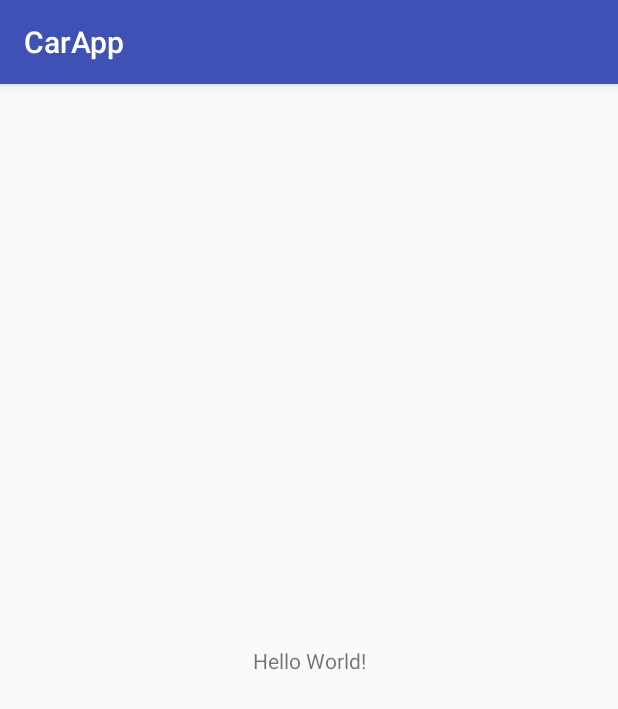
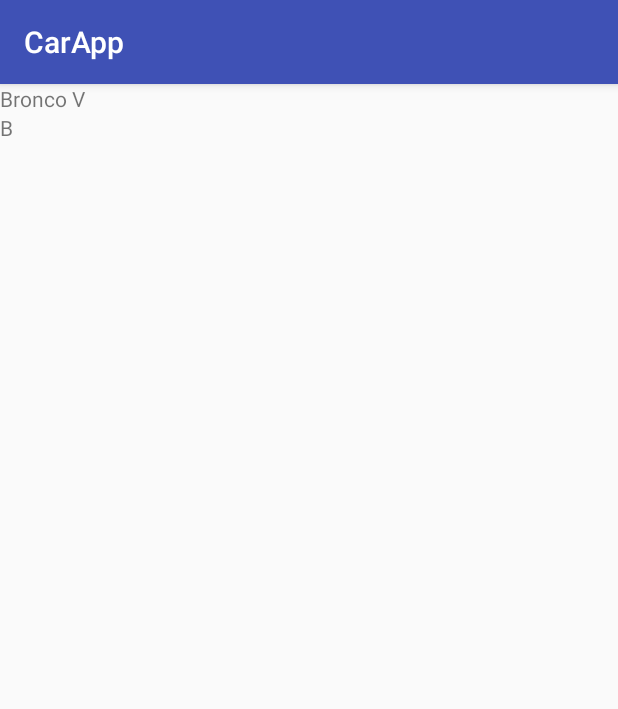
Before and after one commit to Alherd/CarsApp, an Android app: the screen it shows after launch (MainActivity), on a phone screen of 412 x 824 dp. Shown: the top 709 px of the screen. Run offline under Robolectric (Android 15) with nearby library versions, the phone set to English and light mode, and no system bars.

Commit message:
create adapter for SQLite data

```diff
--- a/app/src/main/java/com/example/alherd/carapp/MainActivity.java
+++ b/app/src/main/java/com/example/alherd/carapp/MainActivity.java
@@ -1,13 +1,44 @@
 package com.example.alherd.carapp;
 
+import android.database.Cursor;
+import android.database.sqlite.SQLiteDatabase;
+import android.database.sqlite.SQLiteOpenHelper;
 import android.support.v7.app.AppCompatActivity;
 import android.os.Bundle;
+import android.support.v7.widget.LinearLayoutManager;
+import android.support.v7.widget.RecyclerView;
+
+import com.example.alherd.carapp.adapter.CarAdapter;
+import com.example.alherd.carapp.database.DatabaseHelper;
 
 public class MainActivity extends AppCompatActivity {
+
+    private SQLiteDatabase sqLiteDatabase;
+    private CarAdapter carAdapter;
 
     @Override
     protected void onCreate(Bundle savedInstanceState) {
         super.onCreate(savedInstanceState);
         setContentView(R.layout.activity_main);
+
+        DatabaseHelper databaseHelper = new DatabaseHelper(this);
+        RecyclerView recyclerView = findViewById(R.id.recycler_view_cars);
+        recyclerView.setLayoutManager(new LinearLayoutManager(this));
+        sqLiteDatabase = databaseHelper.getWritableDatabase();
+        carAdapter = new CarAdapter(this, getAllItems());
+        recyclerView.setAdapter(carAdapter);
+        carAdapter.notifyDataSetChanged();
+    }
+
+    private Cursor getAllItems() {
+        return sqLiteDatabase.query(
+                DatabaseHelper.TABLE_CAR_MODELS,
+                null,
+                null,
+                null,
+                null,
+                null,
+                null
+        );
     }
 }
--- /dev/null
+++ b/app/src/main/java/com/example/alherd/carapp/adapter/CarAdapter.java
@@ -0,0 +1,67 @@
+package com.example.alherd.carapp.adapter;
+
+import android.content.Context;
+import android.database.Cursor;
+import android.support.annotation.NonNull;
+import android.support.v7.widget.RecyclerView;
+import android.view.LayoutInflater;
+import android.view.View;
+import android.view.ViewGroup;
+import android.widget.TextView;
+
+import com.example.alherd.carapp.R;
+import com.example.alherd.carapp.database.DatabaseHelper;
+
+public class CarAdapter extends RecyclerView.Adapter<CarAdapter.CarHolder> {
+
+    private Context context;
+    private Cursor cursor;
+
+    public CarAdapter(Context context, Cursor cursor) {
+        this.context = context;
+        this.cursor = cursor;
+        cursor.moveToFirst();
+    }
+
+    @NonNull
+    @Override
+    public CarHolder onCreateViewHolder(@NonNull ViewGroup parent, int viewType) {
+        LayoutInflater layoutInflater = LayoutInflater.from(context);
+        View view = layoutInflater.inflate(R.layout.car_item, parent, false);
+        return new CarHolder(view);
+    }
+
+    @Override
+    public void onBindViewHolder(@NonNull CarHolder holder, int position) {
+        if (!cursor.move(position)) {
+            return;
+        }
+        String titleModel = cursor.getString(cursor.getColumnIndex(DatabaseHelper.COLUMN_NAME_CAR_MODEL));
+        holder.titleModel.setText(titleModel);
+    }
+
+    @Override
+    public int getItemCount() {
+        return cursor.getCount();
+    }
+
+    public class CarHolder extends RecyclerView.ViewHolder {
+        public TextView titleModel;
+
+        public CarHolder(View itemView) {
+            super(itemView);
+
+            titleModel = itemView.findViewById(R.id.title_model);
+        }
+    }
+
+    private void swapCursor(Cursor newCursor) {
+        if (cursor != null) {
+            cursor.close();
+        }
+        cursor = newCursor;
+        if (newCursor != null) {
+            notifyDataSetChanged();
+        }
+    }
+}
--- a/app/src/main/java/com/example/alherd/carapp/database/DatabaseHelper.java
+++ b/app/src/main/java/com/example/alherd/carapp/database/DatabaseHelper.java
@@ -5,35 +5,39 @@ import android.database.sqlite.SQLiteDatabase;
 import android.database.sqlite.SQLiteOpenHelper;
 
 public class DatabaseHelper extends SQLiteOpenHelper {
-    private static final int VERSION = 1;
-    private static final String DATABASE_NAME = "clinicBase.db";
+    public static final int VERSION = 1;
+    public static final String DATABASE_NAME = "clinicBase.db";
 
-    private static final String TABLE_MANUFACTURERS = "manufacturers";
-    private static final String COLUMN_ID_COUNTRY_MANUFACTURER = "_id_manufacturer";
-    private static final String COLUMN_NAME_COUNTRY_MANUFACTURER = "name_country_manufacturer";
+    public static final String TABLE_MANUFACTURERS = "manufacturers";
+    public static final String COLUMN_ID_COUNTRY_MANUFACTURER = "_id_manufacturer";
+    public static final String COLUMN_NAME_COUNTRY_MANUFACTURER = "name_country_manufacturer";
 
-    private static final String TABLE_CAR_MARKS = "car_marks";
-    private static final String COLUMN_ID_CAR_MARK = "_id_car_mark";
-    private static final String COLUMN_NAME_CAR_MARK = "name_car_mark";
-    private static final String COLUMN_ID_COUNTRY_CAR_MARK = "_id_country_car_mark";
-    private static final String COLUMN_NAME_FOUNDER_CAR_MARK = "name_founder_car_mark";
-    private static final String COLUMN_FOUNDATION_YEAR_CAR_MARK = "foundation_year_car_mark";
+    public static final String TABLE_CAR_MARKS = "car_marks";
+    public static final String COLUMN_ID_CAR_MARK = "_id_car_mark";
+    public static final String COLUMN_NAME_CAR_MARK = "name_car_mark";
+    public static final String COLUMN_ID_COUNTRY_CAR_MARK = "_id_country_car_mark";
+    public static final String COLUMN_NAME_FOUNDER_CAR_MARK = "name_founder_car_mark";
+    public static final String COLUMN_FOUNDATION_YEAR_CAR_MARK = "foundation_year_car_mark";
 
-    private static final String TABLE_CAR_MODELS = "car_models";
-    private static final String COLUMN_ID_CAR_MODEL = "_id_car_model";
-    private static final String COLUMN_NAME_CAR_MODEL = "name_car_model";
-    private static final String COLUMN_ID_CAR_MODEL_MARK = "_id_car_model_mark";
-    private static final String COLUMN_COST_CAR_MODEL = "cost_car_model";
-    private static final String COLUMN_MODIFICATION_ENGINE_CAR_MODEL = "modification_engine_car_model";
-    private static final String COLUMN_DOORS_NUMBER_CAR_MODEL = "doors_number_car_model";
-    private static final String COLUMN_BODY_TYPE_CAR_MODEL = "body_type_car_model";
-    private static final String COLUMN_SEATS_NUMBER_CAR_MODEL = "seats_number_car_model";
-    private static final String COLUMN_RELEASE_START_CAR_MODEL = "release_start_car_model";
-    private static final String COLUMN_RELEASE_END_CAR_MODEL = "release_end_car_model";
-    private static final String COLUMN_PHOTO_CAR_MODEL = "photo_car_model";
+    public static final String TABLE_CAR_MODELS = "car_models";
+    public static final String COLUMN_ID_CAR_MODEL = "_id_car_model";
+    public static final String COLUMN_NAME_CAR_MODEL = "name_car_model";
+    public static final String COLUMN_ID_CAR_MODEL_MARK = "_id_car_model_mark";
+    public static final String COLUMN_COST_CAR_MODEL = "cost_car_model";
+    public static final String COLUMN_POWER_CAR_MODEL = "power_car_model";
+    public static final String COLUMN_DOORS_NUMBER_CAR_MODEL = "doors_number_car_model";
+    public static final String COLUMN_BODY_TYPE_CAR_MODEL = "body_type_car_model";
+    public static final String COLUMN_SEATS_NUMBER_CAR_MODEL = "seats_number_car_model";
+    public static final String COLUMN_RELEASE_START_CAR_MODEL = "release_start_car_model";
+    public static final String COLUMN_RELEASE_END_CAR_MODEL = "release_end_car_model";
+    public static final String COLUMN_PHOTO_CAR_MODEL = "photo_car_model";
 
     public DatabaseHelper(Context context, String name, SQLiteDatabase.CursorFactory factory, int version) {
         super(context, name, factory, version);
+    }
+
+    public DatabaseHelper(Context context) {
+        super(context, DATABASE_NAME, null, VERSION);
     }
 
     @Override
@@ -58,7 +62,7 @@ public class DatabaseHelper extends SQLiteOpenHelper {
                 + COLUMN_NAME_CAR_MODEL + " TEXT, "
                 + COLUMN_ID_CAR_MODEL_MARK + " TEXT, "
                 + COLUMN_COST_CAR_MODEL + " INTEGER, "
-                + COLUMN_MODIFICATION_ENGINE_CAR_MODEL + " TEXT, "
+                + COLUMN_POWER_CAR_MODEL + " TEXT, "
                 + COLUMN_DOORS_NUMBER_CAR_MODEL + " INTEGER, "
                 + COLUMN_BODY_TYPE_CAR_MODEL + " TEXT, "
                 + COLUMN_SEATS_NUMBER_CAR_MODEL + " INTEGER, "
@@ -74,11 +78,12 @@ public class DatabaseHelper extends SQLiteOpenHelper {
                 COLUMN_FOUNDATION_YEAR_CAR_MARK + ") VALUES ('1', 'Ford', '1', 'Henry Ford', '1903');");
 
         sqLiteDatabase.execSQL("INSERT INTO " + TABLE_CAR_MODELS + " (" + COLUMN_NAME_CAR_MODEL + ", " +
-                COLUMN_ID_CAR_MODEL_MARK + "," + COLUMN_COST_CAR_MODEL + "," + COLUMN_MODIFICATION_ENGINE_CAR_MODEL + "," +
+                COLUMN_ID_CAR_MODEL_MARK + "," + COLUMN_COST_CAR_MODEL + "," + COLUMN_POWER_CAR_MODEL + "," +
                 COLUMN_DOORS_NUMBER_CAR_MODEL + "," + COLUMN_BODY_TYPE_CAR_MODEL + "," + COLUMN_SEATS_NUMBER_CAR_MODEL + "," +
                 COLUMN_RELEASE_START_CAR_MODEL + "," + COLUMN_RELEASE_END_CAR_MODEL + "," +
                 COLUMN_PHOTO_CAR_MODEL + ") VALUES " +
-                "('Bronco V', '1', '23000', 'Shelby GT350 5.2 V8 (526 Hp)', '2','526', 'coupe','2','2017', '-', 'photo');");
+                "('Bronco V', '1', '23000', '526 Hp', '2', 'coupe','2','2017', '-', 'photo')," +
+                "('B', '1', '23000', '526 Hp', '2', 'coupe','2','2017', '-', 'photo') ;");
 
     }
 
--- a/app/src/main/res/layout/activity_main.xml
+++ b/app/src/main/res/layout/activity_main.xml
@@ -6,13 +6,9 @@
     android:layout_height="match_parent"
     tools:context=".MainActivity">
 
-    <TextView
-        android:layout_width="wrap_content"
-        android:layout_height="wrap_content"
-        android:text="Hello World!"
-        app:layout_constraintBottom_toBottomOf="parent"
-        app:layout_constraintLeft_toLeftOf="parent"
-        app:layout_constraintRight_toRightOf="parent"
-        app:layout_constraintTop_toTopOf="parent" />
+    <android.support.v7.widget.RecyclerView
+        android:id="@+id/recycler_view_cars"
+        android:layout_height="match_parent"
+        android:layout_width="match_parent" />
 
 </android.support.constraint.ConstraintLayout>
--- /dev/null
+++ b/app/src/main/res/layout/car_item.xml
@@ -0,0 +1,11 @@
+<?xml version="1.0" encoding="utf-8"?>
+<android.support.constraint.ConstraintLayout
+    xmlns:android="http://schemas.android.com/apk/res/android"
+    android:layout_width="match_parent"
+    android:layout_height="wrap_content">
+
+    <TextView
+        android:id="@+id/title_model"
+        android:layout_width="match_parent"
+        android:layout_height="wrap_content" />
+</android.support.constraint.ConstraintLayout>
```
Also changed, not shown: app/build.gradle (+8 -0 lines).
